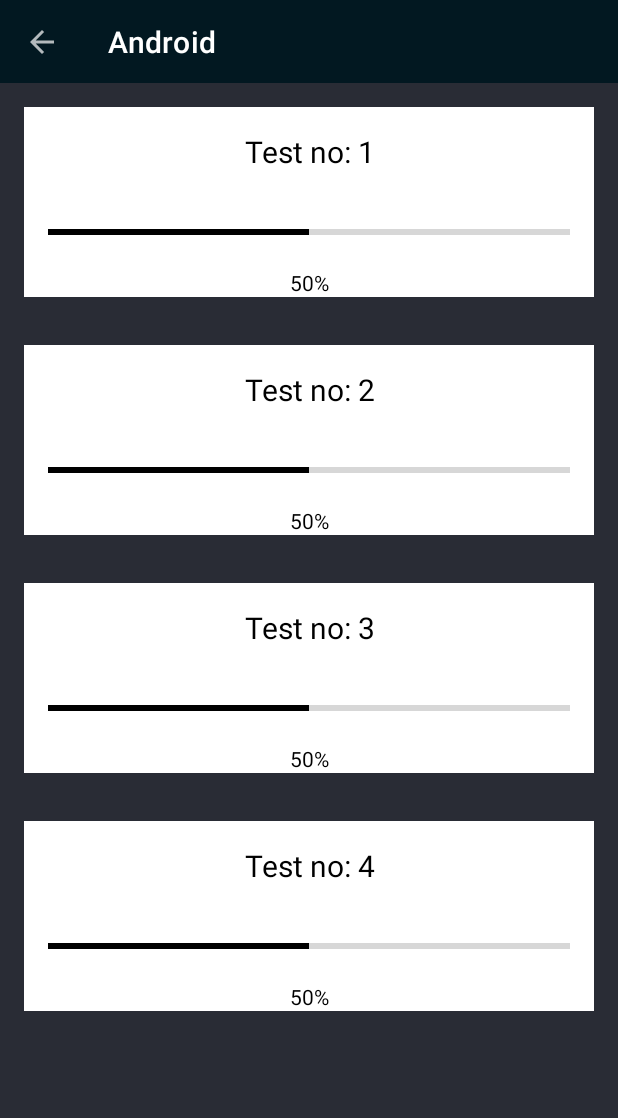
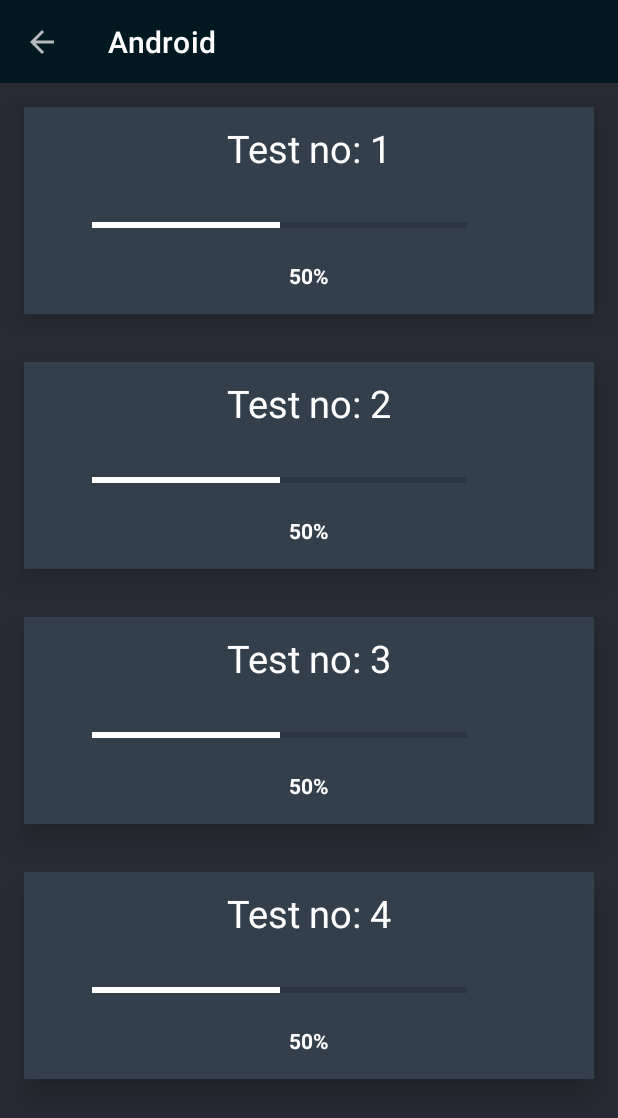
Before and after one commit to kunjvasoya03/ExamEase, an Android app: the TestActivity screen opened directly, with no data from a screen before it, on a phone screen of 412 x 824 dp. Shown: the top 1118 px of the screen. Run offline under Robolectric (Android 15) with nearby library versions, the phone set to English and light mode, and no system bars.

Commit message:
perfected ui home test items

```diff
--- a/app/src/main/java/com/example/examease2/TestAdapter.java
+++ b/app/src/main/java/com/example/examease2/TestAdapter.java
@@ -25,7 +25,7 @@ public class TestAdapter extends RecyclerView.Adapter<TestAdapter.ViewHolder>
     @Override
     public TestAdapter.ViewHolder onCreateViewHolder(@NonNull ViewGroup parent, int viewType) {
         View view = LayoutInflater.from(parent.getContext()).inflate(R.layout.test_item_layout, parent, false);
-        Toast.makeText(view.getContext(), "Load...", Toast.LENGTH_SHORT).show();
+
         return new ViewHolder(view);
     }
 
--- a/app/src/main/res/layout/home_item_layout.xml
+++ b/app/src/main/res/layout/home_item_layout.xml
@@ -2,14 +2,14 @@
 <RelativeLayout xmlns:android="http://schemas.android.com/apk/res/android"
     android:layout_width="match_parent"
     android:layout_height="wrap_content"
-
+    android:background="@color/app_background"
     xmlns:app="http://schemas.android.com/apk/res-auto">
 
     <androidx.cardview.widget.CardView
         android:layout_width="match_parent"
         android:layout_height="wrap_content"
         android:layout_margin="16dp"
-        android:background="@color/black"
+        android:background="@color/app_background"
         app:cardUseCompatPadding="true"
         app:cardCornerRadius="8dp"
         app:cardElevation="5dp"
@@ -21,7 +21,7 @@
             android:layout_height="150dp"
             android:orientation="vertical"
             android:gravity="center"
-
+            android:background="#333F4B"
             >
 
             <ImageView
@@ -37,6 +37,7 @@
                 android:text="home"
                 android:textSize="18sp"
                 android:textStyle="bold"
+                android:textColor="@color/white"
                 android:textAlignment="center"
                 android:id="@+id/home_name"
                 />
--- a/app/src/main/res/layout/test_item_layout.xml
+++ b/app/src/main/res/layout/test_item_layout.xml
@@ -2,8 +2,11 @@
 <LinearLayout xmlns:android="http://schemas.android.com/apk/res/android"
     android:orientation="vertical"
     android:layout_width="match_parent"
-    android:background="@color/white"
+    android:background="#333F4B"
     android:layout_margin="16dp"
+    android:elevation="3dp"
+    android:translationZ="10dp"
+
     android:layout_height="wrap_content">
 
     <TextView
@@ -11,32 +14,35 @@
         android:layout_width="match_parent"
         android:layout_height="wrap_content"
         android:text="Title"
-        android:textColor="@color/black"
+        android:textColor="@color/white"
         android:textAlignment="center"
-        android:textSize="20dp"
-        android:layout_margin="16dp"
+        android:textSize="25dp"
+        android:layout_margin="10dp"
 
         />
 
     <ProgressBar
         android:id="@+id/testprogressBar"
         style="?android:attr/progressBarStyleHorizontal"
-        android:layout_width="match_parent"
+        android:layout_width="250dp"
         android:layout_height="wrap_content"
-        android:layout_margin="16dp"
-        android:layout_marginLeft="80dp"
         android:layout_marginTop="16dp"
-        android:layout_marginRight="80dp"
-        android:progressTint="@color/black"
+        android:layout_marginLeft="45dp"
+
+        android:layout_marginRight="90dp"
+        android:progressTint="@color/white"
 
         />
+
     <TextView
         android:id="@+id/testscore"
         android:layout_width="match_parent"
         android:layout_height="wrap_content"
         android:textAlignment="center"
-        android:textColor="@color/black"
+        android:textColor="@color/white"
         android:text="80%"
+        android:textStyle="bold"
+        android:padding="16dp"
 
         />
 </LinearLayout>
```
